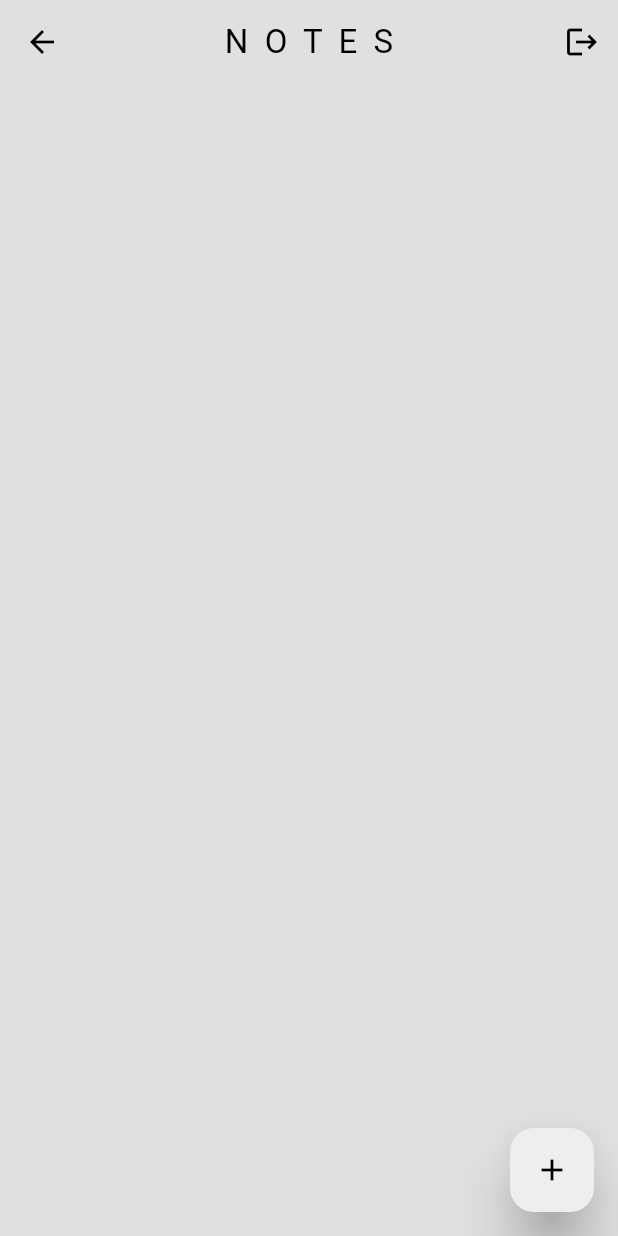
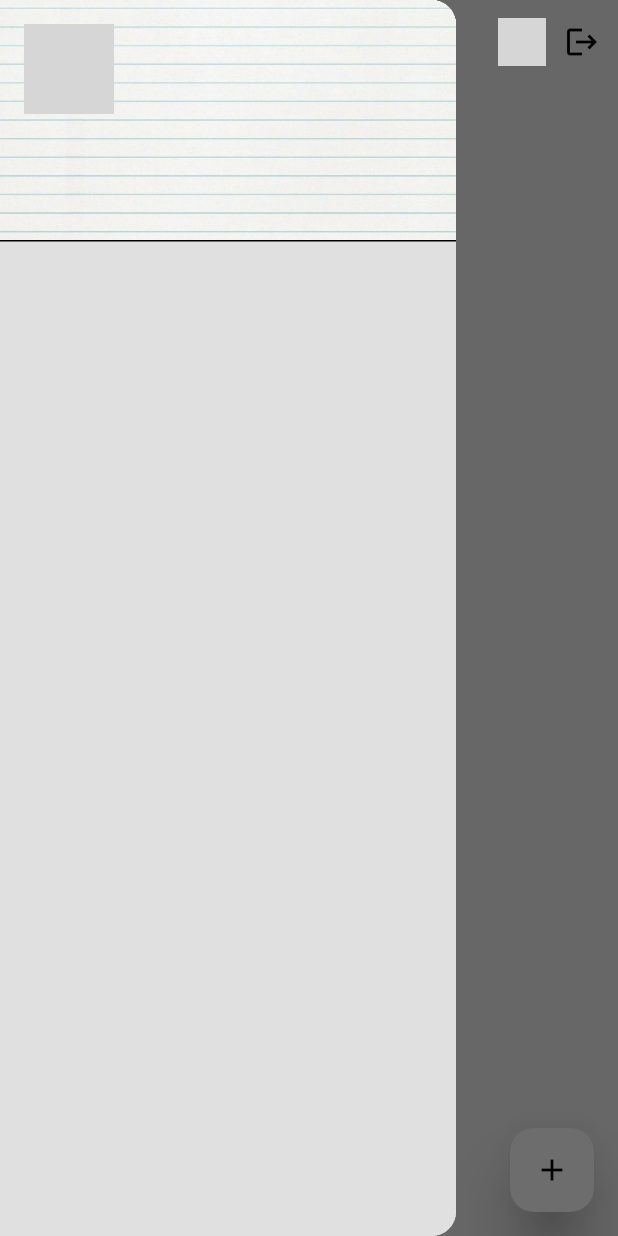
Before and after one commit to kamesh7773/note_application, a Flutter app: the HomePage screen opened by its route, with the side drawer open (before the commit the screen has no drawer), on a phone screen of 412 x 824 dp. Run offline on Flutter 3.47's test engine with Material 3 defaults, Android fonts, the phone set to English and light mode, and no system bars; our stand-ins replace cloud_firestore, connectivity_plus, firebase_auth, firebase_core, google_sign_in, loading_animation_widget and 3 more; missing offline and left inert: color_log, email_otp_auth, flutter_facebook_auth; accounts and stored records are empty; network calls fail; grey boxes are pictures that could not be loaded.

Commit message:
COMMIT FROM LIBARY

```diff
--- /dev/null
+++ b/lib/pages/drawer pages/drawer.dart
@@ -0,0 +1,62 @@
+import 'package:flutter/material.dart';
+import 'package:shared_preferences/shared_preferences.dart';
+
+class DrawerWidget extends StatefulWidget {
+  const DrawerWidget({super.key});
+
+  @override
+  State<DrawerWidget> createState() => _DrawerWidgetState();
+}
+
+class _DrawerWidgetState extends State<DrawerWidget> {
+  //! varibles for file data.
+  String? name;
+  String? email;
+  String? imageUrl;
+
+  //! Method for fetching current Provider user Data
+  Future<void> getUserData() async {
+    // creating instace of Shared Preferences.
+    final SharedPreferences prefs = await SharedPreferences.getInstance();
+
+    name = prefs.getString('name');
+    email = prefs.getString('email');
+    imageUrl = prefs.getString('imageUrl');
+  }
+
+  @override
+  Widget build(BuildContext context) {
+    return Drawer(
+      child: FutureBuilder(
+        future: getUserData(),
+        builder: (context, snapshot) {
+          return ListView(
+            children: [
+              UserAccountsDrawerHeader(
+                accountName: Text(
+                  name ?? "",
+                  style: const TextStyle(fontSize: 20),
+                ),
+                accountEmail: Text(email ?? ""),
+                currentAccountPicture: CircleAvatar(
+                  backgroundImage: NetworkImage(
+                    imageUrl ??
+                        "https://www.pikpng.com/pngl/m/80-805068_my-profile-icon-blank-profile-picture-circle-clipart.png",
+                  ),
+                ),
+                decoration: BoxDecoration(
+                  color: Colors.grey.shade300,
+                  image: const DecorationImage(
+                    fit: BoxFit.fitWidth,
+                    image: AssetImage("assets/images/Note_background.jpg"),
+                  ),
+                ),
+                currentAccountPictureSize: const Size.fromRadius(30),
+              )
+            ],
+          );
+        },
+      ),
+    );
+  }
+}
--- a/lib/pages/home_page.dart
+++ b/lib/pages/home_page.dart
@@ -2,10 +2,12 @@ import 'package:flutter/material.dart';
 import 'package:cloud_firestore/cloud_firestore.dart';
 import 'package:flutter_staggered_grid_view/flutter_staggered_grid_view.dart';
 import 'package:note_application/pages/auth%20pages/login_page.dart';
+import 'package:note_application/pages/drawer%20pages/drawer.dart';
 import 'package:note_application/pages/notes%20pages/add_note_page.dart';
 import 'package:note_application/pages/notes%20pages/update_note_page.dart';
 import 'package:note_application/services/auth/firebase_auth_methods.dart';
 import 'package:note_application/services/database/curd_methods.dart';
+import 'package:shared_preferences/shared_preferences.dart';
 
 class HomePage extends StatefulWidget {
   const HomePage({super.key});
@@ -18,9 +20,20 @@ class _HomePageState extends State<HomePage> {
   // Creating the Instance of Curd Operation class
   FireStoreCurdMethods firestoreservice = FireStoreCurdMethods();
 
+  //! varibles for file data.
+  String? imageUrl;
+
+  //! Method for fetching current Provider user Data
+  Future<void> getUserData() async {
+    // creating instace of Shared Preferences.
+    final SharedPreferences prefs = await SharedPreferences.getInstance();
+    imageUrl = prefs.getString('imageUrl');
+  }
+
   @override
   Widget build(BuildContext context) {
     return Scaffold(
+      //? AppBar() widget
       appBar: AppBar(
         title: const Text(
           "N  O  T  E  S",
@@ -29,12 +42,35 @@ class _HomePageState extends State<HomePage> {
           ),
         ),
         actions: [
+          FutureBuilder(
+            future: getUserData(),
+            builder: (context, snapshot) {
+              // snapshot begin loading
+              if (snapshot.connectionState == ConnectionState.waiting) {
+                return const Center(
+                  child: CircularProgressIndicator(),
+                );
+              }
+              // If snapshot has Data
+              else {
+                return GestureDetector(
+                  onTap: () {
+                    Scaffold.of(context).openDrawer();
+                  },
+                  child: CircleAvatar(
+                    radius: 16.0,
+                    backgroundImage: NetworkImage(imageUrl!),
+                  ),
+                );
+              }
+            },
+          ),
           IconButton(
             onPressed: () {
               //! Logout the user from any Logined Firebase Provider.
               FirebaseAuthMethod.singOut(context: context);
 
-              //! pushing user to login Screen of the application.
+              //! pushing user to login Screen of the application.s
               Navigator.of(context).pushAndRemoveUntil(
                 MaterialPageRoute(
                   builder: (context) {
@@ -45,9 +81,14 @@ class _HomePageState extends State<HomePage> {
               );
             },
             icon: const Icon(Icons.logout),
-          )
+          ),
         ],
       ),
+      //? Drawer() widget
+      drawer: const Drawer(
+        child: DrawerWidget(),
+      ),
+      //? Body() of App
       body: StreamBuilder(
         stream: firestoreservice.read(),
         builder: (context, snapshot) {
--- a/lib/services/auth/firebase_auth_methods.dart
+++ b/lib/services/auth/firebase_auth_methods.dart
@@ -175,7 +175,7 @@ class FirebaseAuthMethod {
             "email": email,
             "phoneNumber": "empty",
             "imageUrl":
-                "https://img.freepik.com/vektoren-premium/maenner-symbol-trendiger-avatar-charakter-froehliche-glueckliche-menschen-flachbild-vector-illustration-runder-rahmen-maennerportraits-gruppe-team-entzueckende-jungs-isoliert-auf-weissem-hintergrund_275421-281.jpg",
+                "https://p7.hiclipart.com/preview/782/114/405/5bbc3519d674c.jpg",
             "provider": "Email & Password",
             "userID": _auth.currentUser!.uid,
           }).then((value) {
```
Also changed, not shown: lib/pages/auth pages/forgotPassword.dart (+8 -3 lines), lib/theme/light_mode.dart (+7 -7 lines), assets/images/Note_background.jpg (added).
